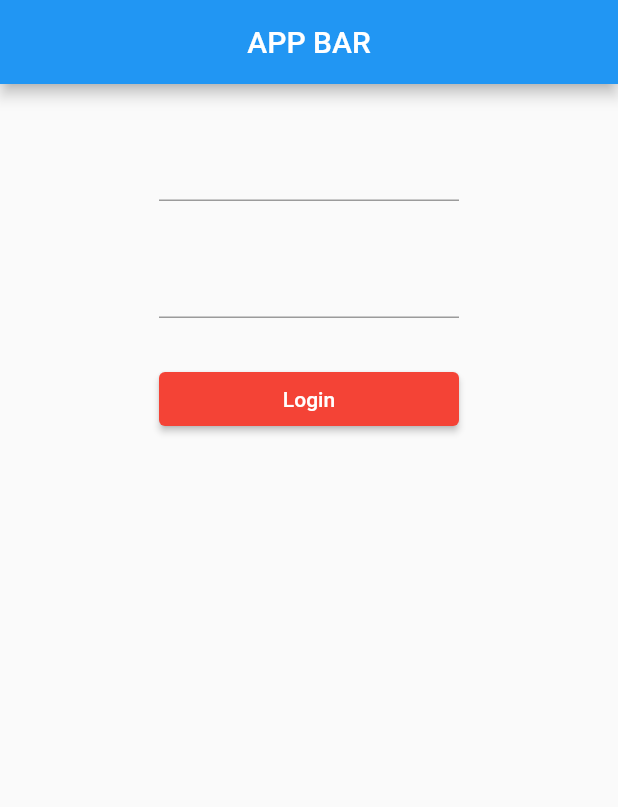
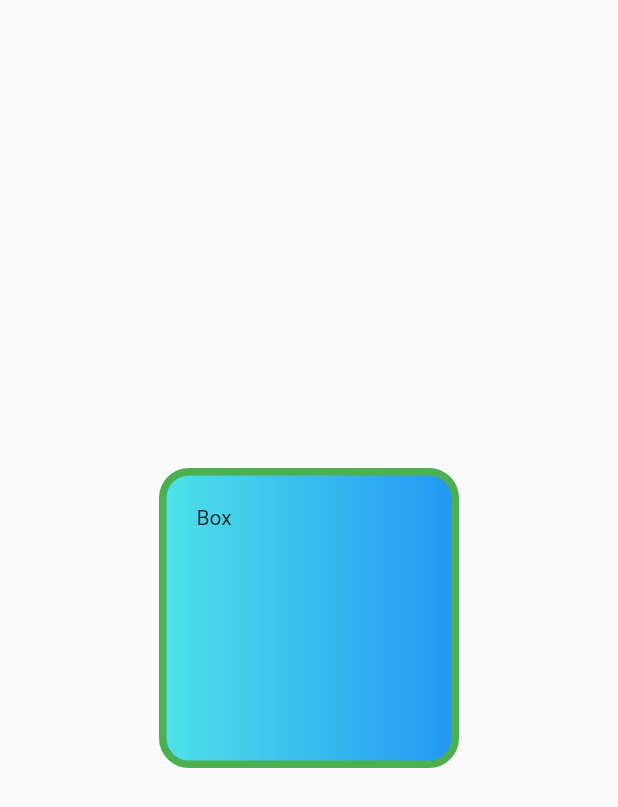
Before and after one commit to arsalan98m/flutter_basic_widgets, a Flutter app: the screen it shows after launch, on a phone screen of 412 x 824 dp. Shown: the top 807 px of the screen. Run offline on Flutter 3.47's test engine with Material 2 defaults, Android fonts, the phone set to English and light mode, and no system bars.

Commit message:
align widget and container styling

```diff
--- /dev/null
+++ b/lib/home.dart
@@ -0,0 +1,40 @@
+import 'package:flutter/material.dart';
+
+class Home extends StatefulWidget {
+  const Home({Key? key}) : super(key: key);
+
+  @override
+  _HomeState createState() => _HomeState();
+}
+
+// Align Widget is used for aligning item
+
+class _HomeState extends State<Home> {
+  @override
+  Widget build(BuildContext context) {
+    return Align(
+      alignment: Alignment.center,
+      child: Container(
+        padding: const EdgeInsets.all(20),
+        decoration: BoxDecoration(
+          // color: Colors.red,
+          gradient: const LinearGradient(
+            colors: [
+              Color(0xff4fe3e8),
+              Colors.blue,
+            ],
+          ),
+          borderRadius: BorderRadius.circular(20),
+          border: Border.all(
+            color: Colors.green,
+            width: 5,
+            style: BorderStyle.solid,
+          ),
+        ),
+        width: 200,
+        height: 200,
+        child: Text('Box'),
+      ),
+    );
+  }
+}
--- a/lib/main.dart
+++ b/lib/main.dart
@@ -1,57 +1,20 @@
 import 'package:flutter/material.dart';
+
+import './home.dart';
 
 void main() {
   runApp(MyApp());
 }
 
-// TextField is used for user input
+class MyApp extends StatelessWidget {
+  const MyApp({Key? key}) : super(key: key);
 
-class MyApp extends StatelessWidget {
   @override
   Widget build(BuildContext context) {
     return MaterialApp(
-      debugShowCheckedModeBanner: false,
       home: SafeArea(
         child: Scaffold(
-          appBar: AppBar(
-            title: Center(
-              child: Text('APP BAR'),
-            ),
-          ),
-          body: Center(
-            child: Column(
-              children: [
-                SizedBox(
-                  height: 30,
-                ),
-                Container(
-                  width: 200,
-                  child: TextField(
-                    cursorColor: Colors.red,
-                  ),
-                ),
-                SizedBox(
-                  height: 30,
-                ),
-                Container(
-                  width: 200,
-                  child: TextField(
-                    cursorColor: Colors.red,
-                  ),
-                ),
-                SizedBox(height: 30),
-                Container(
-                    width: 200,
-                    child: ElevatedButton(
-                      style: ButtonStyle(
-                          backgroundColor:
-                              MaterialStateProperty.all(Colors.red)),
-                      onPressed: () {},
-                      child: Text('Login'),
-                    )),
-              ],
-            ),
-          ),
+          body: Home(),
         ),
       ),
     );
```
